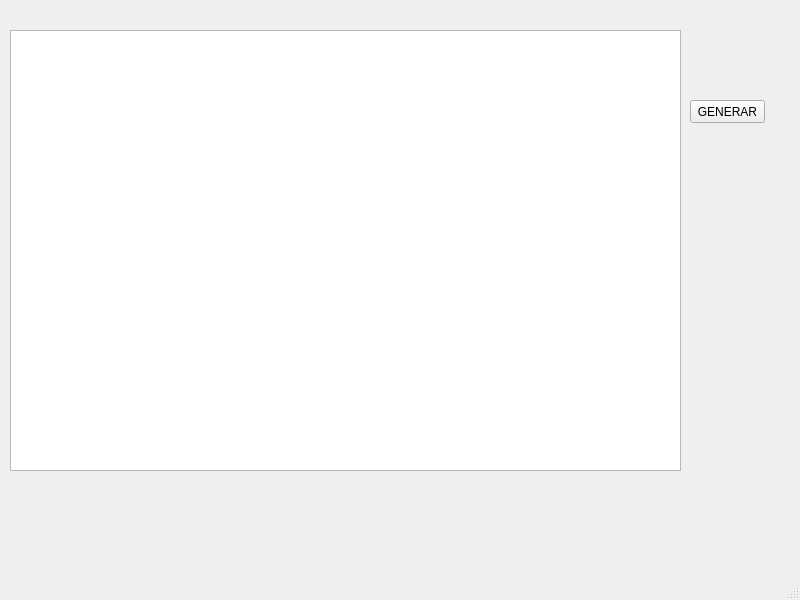
Old version of the form mainwindow.ui in the repository pauriveraa/Parcialfinal-Info-II.
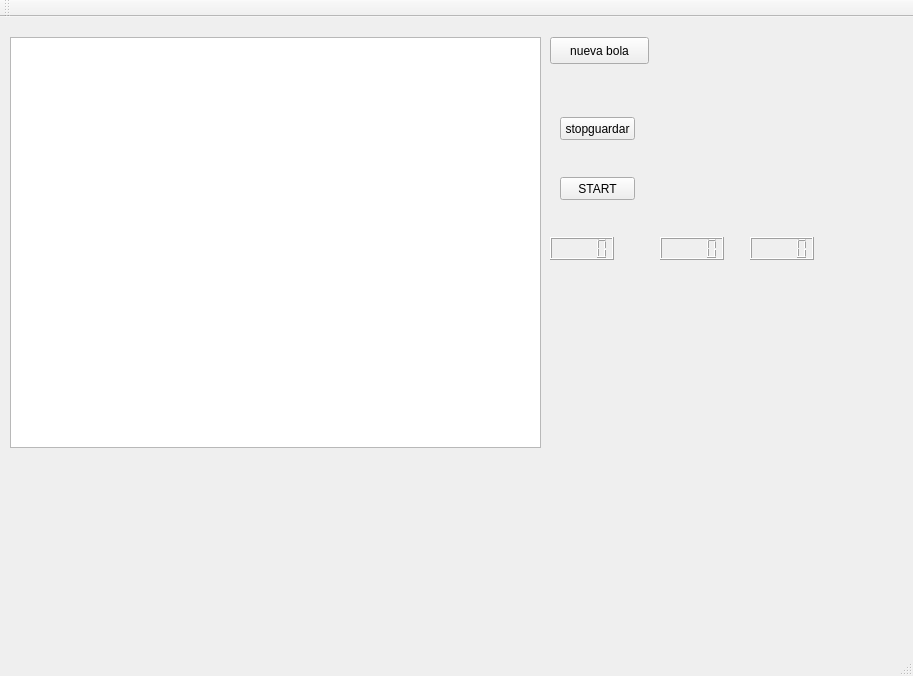
New version of the form.

Patch:
```diff
--- a/mainwindow.ui
+++ b/mainwindow.ui
@@ -6,8 +6,8 @@
    <rect>
     <x>0</x>
     <y>0</y>
-    <width>800</width>
-    <height>600</height>
+    <width>913</width>
+    <height>676</height>
    </rect>
   </property>
   <property name="windowTitle">
@@ -18,25 +18,88 @@
     <property name="geometry">
      <rect>
       <x>10</x>
-      <y>30</y>
-      <width>671</width>
-      <height>441</height>
+      <y>20</y>
+      <width>531</width>
+      <height>411</height>
      </rect>
     </property>
    </widget>
    <widget class="QPushButton" name="pushButton">
     <property name="geometry">
      <rect>
-      <x>690</x>
+      <x>560</x>
       <y>100</y>
       <width>75</width>
       <height>23</height>
      </rect>
     </property>
     <property name="text">
-     <string>GENERAR</string>
+     <string>stopguardar</string>
     </property>
    </widget>
+   <widget class="QPushButton" name="pushButton_3">
+    <property name="geometry">
+     <rect>
+      <x>550</x>
+      <y>20</y>
+      <width>99</width>
+      <height>27</height>
+     </rect>
+    </property>
+    <property name="text">
+     <string>nueva bola</string>
+    </property>
+   </widget>
+   <widget class="QPushButton" name="start">
+    <property name="geometry">
+     <rect>
+      <x>560</x>
+      <y>160</y>
+      <width>75</width>
+      <height>23</height>
+     </rect>
+    </property>
+    <property name="text">
+     <string>START</string>
+    </property>
+   </widget>
+   <widget class="QLCDNumber" name="segundos">
+    <property name="geometry">
+     <rect>
+      <x>660</x>
+      <y>220</y>
+      <width>64</width>
+      <height>23</height>
+     </rect>
+    </property>
+   </widget>
+   <widget class="QLCDNumber" name="centesimas">
+    <property name="geometry">
+     <rect>
+      <x>750</x>
+      <y>220</y>
+      <width>64</width>
+      <height>23</height>
+     </rect>
+    </property>
+   </widget>
+   <widget class="QLCDNumber" name="minutos">
+    <property name="geometry">
+     <rect>
+      <x>550</x>
+      <y>220</y>
+      <width>64</width>
+      <height>23</height>
+     </rect>
+    </property>
+   </widget>
+   <zorder>pushButton_3</zorder>
+   <zorder>graphicsView</zorder>
+   <zorder>pushButton_2</zorder>
+   <zorder>start</zorder>
+   <zorder>segundos</zorder>
+   <zorder>centesimas</zorder>
+   <zorder>minutos</zorder>
   </widget>
   <widget class="QMenuBar" name="menubar">
    <property name="geometry">
@@ -48,8 +111,17 @@
     </rect>
    </property>
   </widget>
-  <widget class="QStatusBar" name="statusbar"/>
+  <widget class="QToolBar" name="mainToolBar">
+   <attribute name="toolBarArea">
+    <enum>TopToolBarArea</enum>
+   </attribute>
+   <attribute name="toolBarBreak">
+    <bool>false</bool>
+   </attribute>
+  </widget>
+  <widget class="QStatusBar" name="statusBar"/>
  </widget>
+ <layoutdefault spacing="6" margin="11"/>
  <resources/>
  <connections/>
 </ui>
```
Left out of the diff: 8 changed lines with no effect on the pictures.
